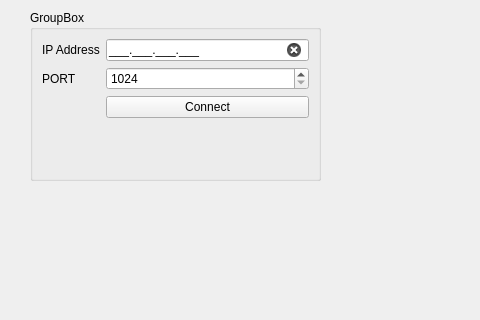
First picture: the form in mainwindow.ui, repository dennis-katilov/qt_client_server, before the edit; both pictures show x 0 to 480 and y 0 to 320 of the 800 by 600 pixel window.
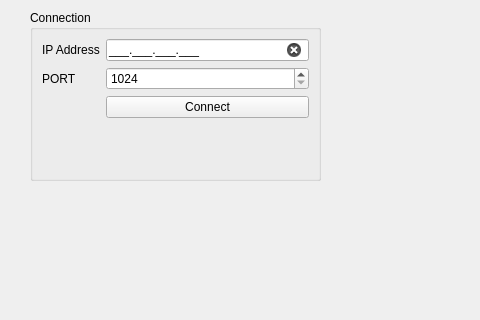
Second picture: the form after the edit.

Patch:
```diff
--- a/mainwindow.ui
+++ b/mainwindow.ui
@@ -34,7 +34,7 @@
      </rect>
     </property>
     <property name="title">
-     <string>GroupBox</string>
+     <string>Connection</string>
     </property>
     <layout class="QFormLayout" name="formLayout">
      <item row="0" column="0">
```
